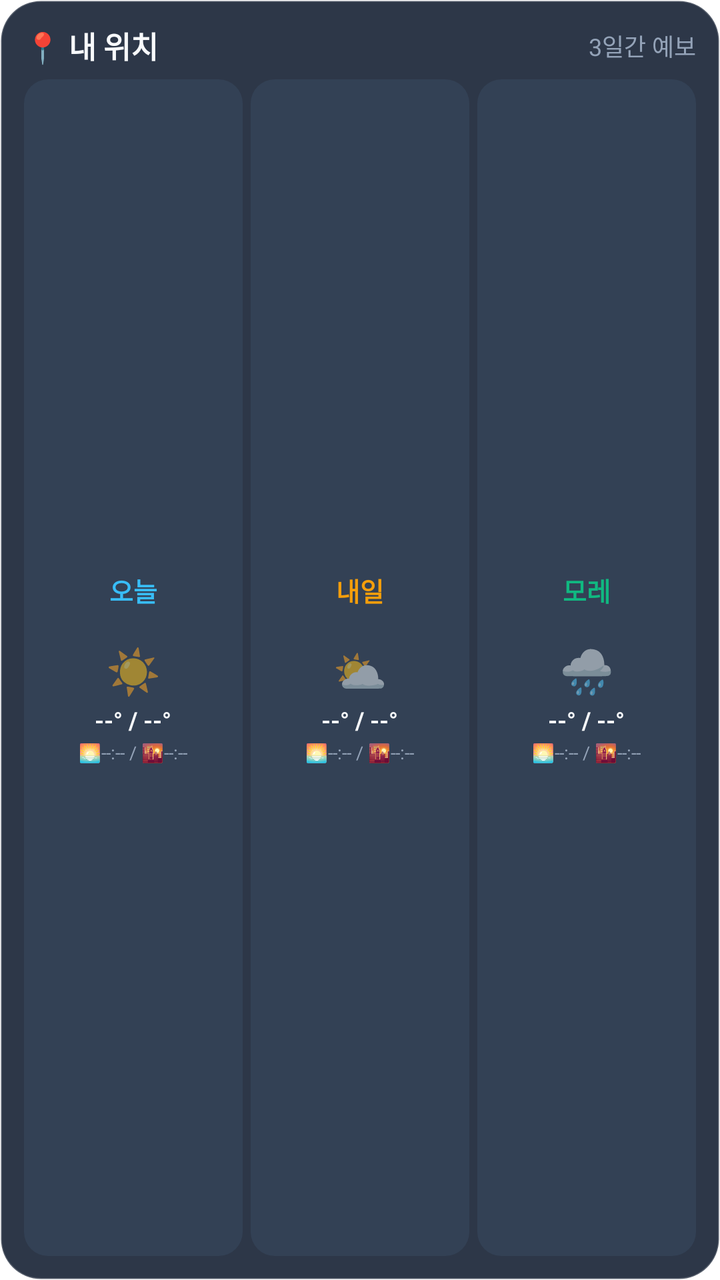
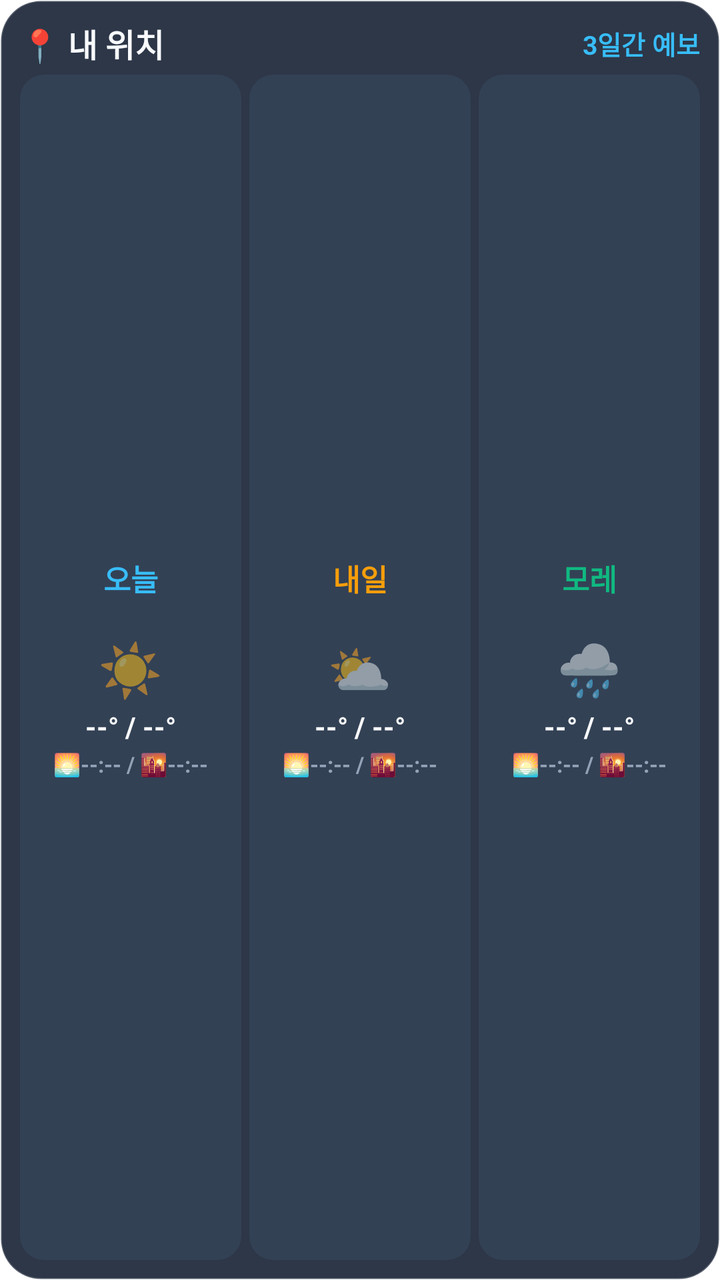

An Android layout rendered at two revisions. The XML below is the earlier revision; the diff shows what the commit changed to produce the second picture.
<!-- AndroidManifest.xml: fallback theme Theme.MaterialComponents.DayNight.NoActionBar -->
<!-- res/layout/widget_three_days_layout.xml -->
<?xml version="1.0" encoding="utf-8"?>
<LinearLayout xmlns:android="http://schemas.android.com/apk/res/android"
    android:id="@+id/widget_container_three_days"
    android:layout_width="match_parent"
    android:layout_height="match_parent"
    android:background="@drawable/widget_bg_rounded"
    android:orientation="vertical"
    android:padding="12dp">

    
    <LinearLayout
        android:layout_width="match_parent"
        android:layout_height="wrap_content"
        android:orientation="horizontal"
        android:gravity="center_vertical"
        android:paddingBottom="6dp">

        <TextView
            android:id="@+id/tv_three_location"
            android:layout_width="0dp"
            android:layout_height="wrap_content"
            android:layout_weight="1"
            android:text="📍 내 위치"
            android:textColor="@color/text_primary"
            android:textSize="15sp"
            android:textStyle="bold" />

        <TextView
            android:layout_width="wrap_content"
            android:layout_height="wrap_content"
            android:text="3일간 예보"
            android:textColor="@color/text_secondary"
            android:textSize="12sp" />
    </LinearLayout>

    
    <LinearLayout
        android:layout_width="match_parent"
        android:layout_height="0dp"
        android:layout_weight="1"
        android:orientation="horizontal"
        android:gravity="center">

        
        <LinearLayout
            android:layout_width="0dp"
            android:layout_height="match_parent"
            android:layout_weight="1"
            android:layout_marginEnd="4dp"
            android:background="@drawable/widget_card_item_bg"
            android:orientation="vertical"
            android:gravity="center"
            android:padding="6dp">

            <TextView
                android:id="@+id/tv_day1_title"
                android:layout_width="wrap_content"
                android:layout_height="wrap_content"
                android:text="오늘"
                android:textColor="@color/accent_blue"
                android:textSize="13sp"
                android:textStyle="bold" />

            <TextView
                android:id="@+id/tv_day1_subdate"
                android:layout_width="wrap_content"
                android:layout_height="wrap_content"
                android:text=""
                android:textColor="@color/text_secondary"
                android:textSize="10sp" />

            <TextView
                android:id="@+id/tv_day1_icon"
                android:layout_width="wrap_content"
                android:layout_height="wrap_content"
                android:layout_marginTop="2dp"
                android:text="☀️"
                android:textSize="22sp" />

            <TextView
                android:id="@+id/tv_day1_temp"
                android:layout_width="wrap_content"
                android:layout_height="wrap_content"
                android:layout_marginTop="2dp"
                android:text="--° / --°"
                android:textColor="@color/text_primary"
                android:textSize="12sp"
                android:textStyle="bold" />

            <TextView
                android:id="@+id/tv_day1_sun"
                android:layout_width="wrap_content"
                android:layout_height="wrap_content"
                android:layout_marginTop="2dp"
                android:text="🌅--:-- / 🌇--:--"
                android:textColor="@color/text_secondary"
                android:textSize="9sp" />
        </LinearLayout>

        
        <LinearLayout
            android:layout_width="0dp"
            android:layout_height="match_parent"
            android:layout_weight="1"
            android:layout_marginEnd="4dp"
            android:background="@drawable/widget_card_item_bg"
            android:orientation="vertical"
            android:gravity="center"
            android:padding="6dp">

            <TextView
                android:id="@+id/tv_day2_title"
                android:layout_width="wrap_content"
                android:layout_height="wrap_content"
                android:text="내일"
                android:textColor="@color/accent_sun"
                android:textSize="13sp"
                android:textStyle="bold" />

            <TextView
                android:id="@+id/tv_day2_subdate"
                android:layout_width="wrap_content"
                android:layout_height="wrap_content"
                android:text=""
                android:textColor="@color/text_secondary"
                android:textSize="10sp" />

            <TextView
                android:id="@+id/tv_day2_icon"
                android:layout_width="wrap_content"
                android:layout_height="wrap_content"
                android:layout_marginTop="2dp"
                android:text="⛅"
                android:textSize="22sp" />

            <TextView
                android:id="@+id/tv_day2_temp"
                android:layout_width="wrap_content"
                android:layout_height="wrap_content"
                android:layout_marginTop="2dp"
                android:text="--° / --°"
                android:textColor="@color/text_primary"
                android:textSize="12sp"
                android:textStyle="bold" />

            <TextView
                android:id="@+id/tv_day2_sun"
                android:layout_width="wrap_content"
                android:layout_height="wrap_content"
                android:layout_marginTop="2dp"
                android:text="🌅--:-- / 🌇--:--"
                android:textColor="@color/text_secondary"
                android:textSize="9sp" />
        </LinearLayout>

        
        <LinearLayout
            android:layout_width="0dp"
            android:layout_height="match_parent"
            android:layout_weight="1"
            android:background="@drawable/widget_card_item_bg"
            android:orientation="vertical"
            android:gravity="center"
            android:padding="6dp">

            <TextView
                android:id="@+id/tv_day3_title"
                android:layout_width="wrap_content"
                android:layout_height="wrap_content"
                android:text="모레"
                android:textColor="@color/accent_green"
                android:textSize="13sp"
                android:textStyle="bold" />

            <TextView
                android:id="@+id/tv_day3_subdate"
                android:layout_width="wrap_content"
                android:layout_height="wrap_content"
                android:text=""
                android:textColor="@color/text_secondary"
                android:textSize="10sp" />

            <TextView
                android:id="@+id/tv_day3_icon"
                android:layout_width="wrap_content"
                android:layout_height="wrap_content"
                android:layout_marginTop="2dp"
                android:text="🌧️"
                android:textSize="22sp" />

            <TextView
                android:id="@+id/tv_day3_temp"
                android:layout_width="wrap_content"
                android:layout_height="wrap_content"
                android:layout_marginTop="2dp"
                android:text="--° / --°"
                android:textColor="@color/text_primary"
                android:textSize="12sp"
                android:textStyle="bold" />

            <TextView
                android:id="@+id/tv_day3_sun"
                android:layout_width="wrap_content"
                android:layout_height="wrap_content"
                android:layout_marginTop="2dp"
                android:text="🌅--:-- / 🌇--:--"
                android:textColor="@color/text_secondary"
                android:textSize="9sp" />
        </LinearLayout>
    </LinearLayout>
</LinearLayout>
<!-- resources referenced by this layout -->
<resources>
  <color name="accent_blue">#38BDF8</color>
  <color name="accent_green">#10B981</color>
  <color name="accent_sun">#F59E0B</color>
  <color name="text_primary">#F8FAFC</color>
  <color name="text_secondary">#94A3B8</color>
  <!-- drawable widget_bg_rounded (drawable) -->
  <?xml version="1.0" encoding="utf-8"?>
  <shape xmlns:android="http://schemas.android.com/apk/res/android"
      android:shape="rectangle">
      <solid android:color="@color/widget_bg" />
      <corners android:radius="20dp" />
      <stroke
          android:width="1dp"
          android:color="#33FFFFFF" />
  </shape>
  <!-- drawable widget_card_item_bg (drawable) -->
  <?xml version="1.0" encoding="utf-8"?>
  <shape xmlns:android="http://schemas.android.com/apk/res/android"
      android:shape="rectangle">
      <solid android:color="@color/widget_card_solid" />
      <corners android:radius="12dp" />
  </shape>
  <color name="widget_bg">#EE1E293B</color>
  <color name="widget_card_solid">#334155</color>
</resources>

<!-- the commit's change to res/layout/widget_three_days_layout.xml (unified diff, before → after) -->
@@ -5,7 +5,7 @@
     android:layout_height="match_parent"
     android:background="@drawable/widget_bg_rounded"
     android:orientation="vertical"
-    android:padding="12dp">
+    android:padding="10dp">
 
     
     <LinearLayout
@@ -13,7 +13,7 @@
         android:layout_height="wrap_content"
         android:orientation="horizontal"
         android:gravity="center_vertical"
-        android:paddingBottom="6dp">
+        android:paddingBottom="4dp">
 
         <TextView
             android:id="@+id/tv_three_location"
@@ -22,15 +22,16 @@
             android:layout_weight="1"
             android:text="📍 내 위치"
             android:textColor="@color/text_primary"
-            android:textSize="15sp"
+            android:textSize="16sp"
             android:textStyle="bold" />
 
         <TextView
             android:layout_width="wrap_content"
             android:layout_height="wrap_content"
             android:text="3일간 예보"
-            android:textColor="@color/text_secondary"
-            android:textSize="12sp" />
+            android:textColor="@color/accent_blue"
+            android:textSize="13sp"
+            android:textStyle="bold" />
     </LinearLayout>
 
     
@@ -58,7 +59,7 @@
                 android:layout_height="wrap_content"
                 android:text="오늘"
                 android:textColor="@color/accent_blue"
-                android:textSize="13sp"
+                android:textSize="15sp"
                 android:textStyle="bold" />
 
             <TextView
@@ -67,7 +68,7 @@
                 android:layout_height="wrap_content"
                 android:text=""
                 android:textColor="@color/text_secondary"
-                android:textSize="10sp" />
+                android:textSize="11sp" />
 
             <TextView
                 android:id="@+id/tv_day1_icon"
@@ -75,7 +76,7 @@
                 android:layout_height="wrap_content"
                 android:layout_marginTop="2dp"
                 android:text="☀️"
-                android:textSize="22sp" />
+                android:textSize="26sp" />
 
             <TextView
                 android:id="@+id/tv_day1_temp"
@@ -84,7 +85,7 @@
                 android:layout_marginTop="2dp"
                 android:text="--° / --°"
                 android:textColor="@color/text_primary"
-                android:textSize="12sp"
+                android:textSize="14sp"
                 android:textStyle="bold" />
 
             <TextView
@@ -94,7 +95,8 @@
                 android:layout_marginTop="2dp"
                 android:text="🌅--:-- / 🌇--:--"
                 android:textColor="@color/text_secondary"
-                android:textSize="9sp" />
+                android:textSize="11sp"
+                android:textStyle="bold" />
         </LinearLayout>
 
         
@@ -114,7 +116,7 @@
                 android:layout_height="wrap_content"
                 android:text="내일"
                 android:textColor="@color/accent_sun"
-                android:textSize="13sp"
+                android:textSize="15sp"
                 android:textStyle="bold" />
 
             <TextView
@@ -123,7 +125,7 @@
                 android:layout_height="wrap_content"
                 android:text=""
                 android:textColor="@color/text_secondary"
-                android:textSize="10sp" />
+                android:textSize="11sp" />
 
             <TextView
                 android:id="@+id/tv_day2_icon"
@@ -131,7 +133,7 @@
                 android:layout_height="wrap_content"
                 android:layout_marginTop="2dp"
                 android:text="⛅"
-                android:textSize="22sp" />
+                android:textSize="26sp" />
 
             <TextView
                 android:id="@+id/tv_day2_temp"
@@ -140,7 +142,7 @@
                 android:layout_marginTop="2dp"
                 android:text="--° / --°"
                 android:textColor="@color/text_primary"
-                android:textSize="12sp"
+                android:textSize="14sp"
                 android:textStyle="bold" />
 
             <TextView
@@ -150,7 +152,8 @@
                 android:layout_marginTop="2dp"
                 android:text="🌅--:-- / 🌇--:--"
                 android:textColor="@color/text_secondary"
-                android:textSize="9sp" />
+                android:textSize="11sp"
+                android:textStyle="bold" />
         </LinearLayout>
 
         
@@ -169,7 +172,7 @@
                 android:layout_height="wrap_content"
                 android:text="모레"
                 android:textColor="@color/accent_green"
-                android:textSize="13sp"
+                android:textSize="15sp"
                 android:textStyle="bold" />
 
             <TextView
@@ -178,7 +181,7 @@
                 android:layout_height="wrap_content"
                 android:text=""
                 android:textColor="@color/text_secondary"
-                android:textSize="10sp" />
+                android:textSize="11sp" />
 
             <TextView
                 android:id="@+id/tv_day3_icon"
@@ -186,7 +189,7 @@
                 android:layout_height="wrap_content"
                 android:layout_marginTop="2dp"
                 android:text="🌧️"
-                android:textSize="22sp" />
+                android:textSize="26sp" />
 
             <TextView
                 android:id="@+id/tv_day3_temp"
@@ -195,7 +198,7 @@
                 android:layout_marginTop="2dp"
                 android:text="--° / --°"
                 android:textColor="@color/text_primary"
-                android:textSize="12sp"
+                android:textSize="14sp"
                 android:textStyle="bold" />
 
             <TextView
@@ -205,7 +208,8 @@
                 android:layout_marginTop="2dp"
                 android:text="🌅--:-- / 🌇--:--"
                 android:textColor="@color/text_secondary"
-                android:textSize="9sp" />
+                android:textSize="11sp"
+                android:textStyle="bold" />
         </LinearLayout>
     </LinearLayout>
 </LinearLayout>
